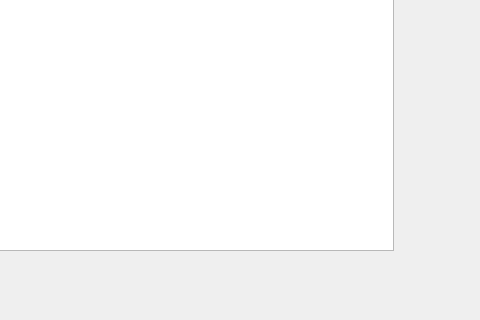
Above: UI/tabw.ui from Rolerdxx/Car-Rental before the change; both pictures show x 587 to 1067 and y 280 to 600 of the 1067 by 600 pixel window. Below: the same form after it.
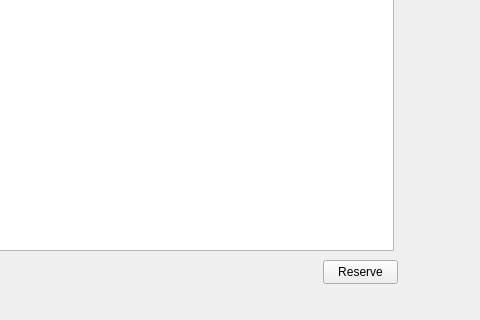
That is the form after the change. Icons and pictures are not drawn.

The edit to the form file:
```diff
--- a/UI/tabw.ui
+++ b/UI/tabw.ui
@@ -227,6 +227,19 @@
     </item>
    </layout>
   </widget>
+  <widget class="QPushButton" name="reserveButton">
+   <property name="geometry">
+    <rect>
+     <x>910</x>
+     <y>540</y>
+     <width>75</width>
+     <height>24</height>
+    </rect>
+   </property>
+   <property name="text">
+    <string>Reserve</string>
+   </property>
+  </widget>
  </widget>
  <resources/>
  <connections/>
```
